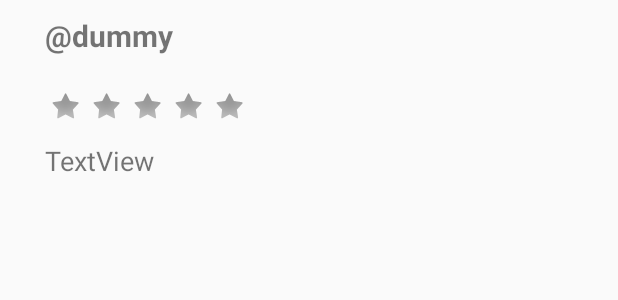
After one commit to bounswe/bounswe2019group5, an Android app: the layout profile_comment.xml on its own in the app's theme, with its tools: preview values and no code run, on a phone screen of 412 x 824 dp. The commit adds this screen. Shown: the top 300 px of the screen. Run offline under Robolectric (Android 15) with nearby library versions, the phone set to English and light mode, and no system bars; network calls fail.

Commit message:
Existing profiles, along with ratings, are now displayed on the profile page.

```diff
--- a/languageLearning/app/src/main/java/com/example/languageLearning/ProfilePageActivity.java
+++ b/languageLearning/app/src/main/java/com/example/languageLearning/ProfilePageActivity.java
@@ -7,6 +7,7 @@ import android.util.Log;
 import android.view.LayoutInflater;
 import android.view.View;
 import android.widget.Button;
+import android.widget.ImageView;
 import android.widget.LinearLayout;
 import android.widget.TextView;
 import android.widget.Toast;
@@ -84,12 +85,24 @@ public class ProfilePageActivity extends AppCompatActivity {
         nativeLang.setText(profile.native_language);
         averageRate.setText(profile.rating_average + " / 5.0");
 
-        /*for (UserComment comment : profile.comments) {
+        for (UserComment comment : profile.comments) {
             LayoutInflater factory = LayoutInflater.from(this);
             View commentView = factory.inflate(R.layout.profile_comment, null);
-            ...
+            TextView commenterUserName = commentView.findViewById(R.id.commenterUserName);
+            commenterUserName.setText("@" + comment.username);
+            LinearLayout commentStarsLayout = commentView.findViewById(R.id.commentStarsLayout);
+            ImageView stars[] = new ImageView[5];
+            stars[0] = commentStarsLayout.findViewById(R.id.commentStar0);
+            stars[1] = commentStarsLayout.findViewById(R.id.commentStar1);
+            stars[2] = commentStarsLayout.findViewById(R.id.commentStar2);
+            stars[3] = commentStarsLayout.findViewById(R.id.commentStar3);
+            stars[4] = commentStarsLayout.findViewById(R.id.commentStar4);
+            for (int i=0; i<comment.rate; i++)
+                stars[i].setImageResource(android.R.drawable.star_on);
+            TextView commentText = commentView.findViewById(R.id.commentText);
+            commentText.setText(comment.comment);
             linearLayout.addView(commentView);
-        }*/
+        }
     }
 
 }
--- /dev/null
+++ b/languageLearning/app/src/main/res/layout/profile_comment.xml
@@ -0,0 +1,70 @@
+<?xml version="1.0" encoding="utf-8"?>
+<LinearLayout xmlns:android="http://schemas.android.com/apk/res/android"
+    xmlns:app="http://schemas.android.com/apk/res-auto"
+    android:orientation="vertical" android:layout_width="match_parent"
+    android:layout_height="match_parent">
+
+    <TextView
+        android:id="@+id/commenterUserName"
+        android:layout_width="match_parent"
+        android:layout_height="wrap_content"
+        android:paddingLeft="30dp"
+        android:paddingTop="10dp"
+        android:text="@dummy"
+        android:textSize="20sp"
+        android:textStyle="bold" />
+
+    <LinearLayout
+        android:id="@+id/commentStarsLayout"
+        android:layout_width="wrap_content"
+        android:layout_height="wrap_content"
+        android:orientation="horizontal"
+        android:paddingLeft="30dp"
+        android:paddingTop="20dp">
+
+        <ImageView
+            android:id="@+id/commentStar0"
+            android:layout_width="wrap_content"
+            android:layout_height="wrap_content"
+            android:layout_weight="1"
+            app:srcCompat="@android:drawable/star_off" />
+
+        <ImageView
+            android:id="@+id/commentStar1"
+            android:layout_width="wrap_content"
+            android:layout_height="wrap_content"
+            android:layout_weight="1"
+            app:srcCompat="@android:drawable/star_off" />
+
+        <ImageView
+            android:id="@+id/commentStar2"
+            android:layout_width="wrap_content"
+            android:layout_height="wrap_content"
+            android:layout_weight="1"
+            app:srcCompat="@android:drawable/star_off" />
+
+        <ImageView
+            android:id="@+id/commentStar3"
+            android:layout_width="wrap_content"
+            android:layout_height="wrap_content"
+            android:layout_weight="1"
+            app:srcCompat="@android:drawable/star_off" />
+
+        <ImageView
+            android:id="@+id/commentStar4"
+            android:layout_width="wrap_content"
+            android:layout_height="wrap_content"
+            android:layout_weight="1"
+            app:srcCompat="@android:drawable/star_off" />
+    </LinearLayout>
+
+    <TextView
+        android:id="@+id/commentText"
+        android:layout_width="match_parent"
+        android:layout_height="wrap_content"
+        android:paddingLeft="30dp"
+        android:paddingTop="10dp"
+        android:text="TextView"
+        android:textSize="18sp" />
+
+</LinearLayout>
```
